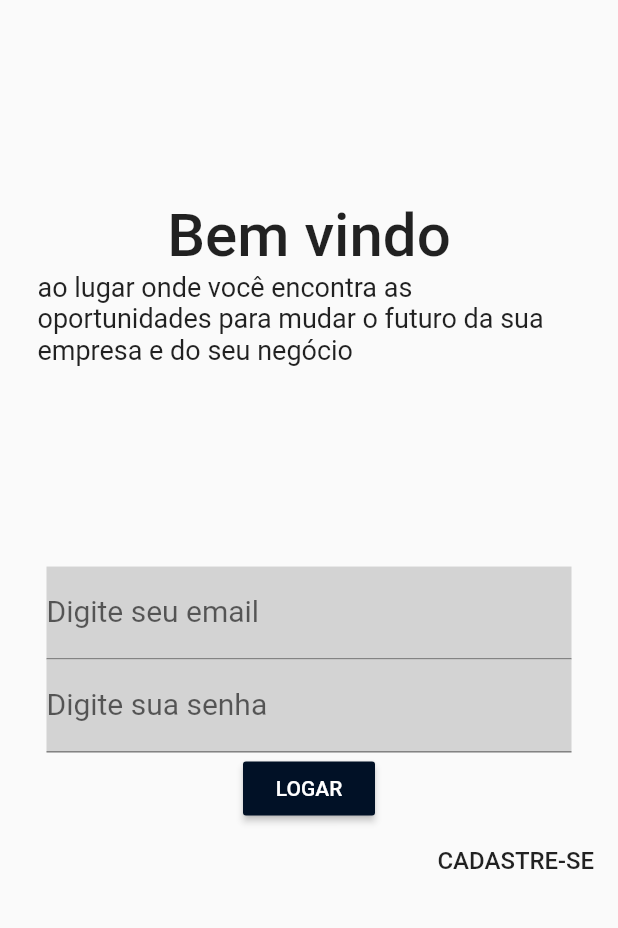
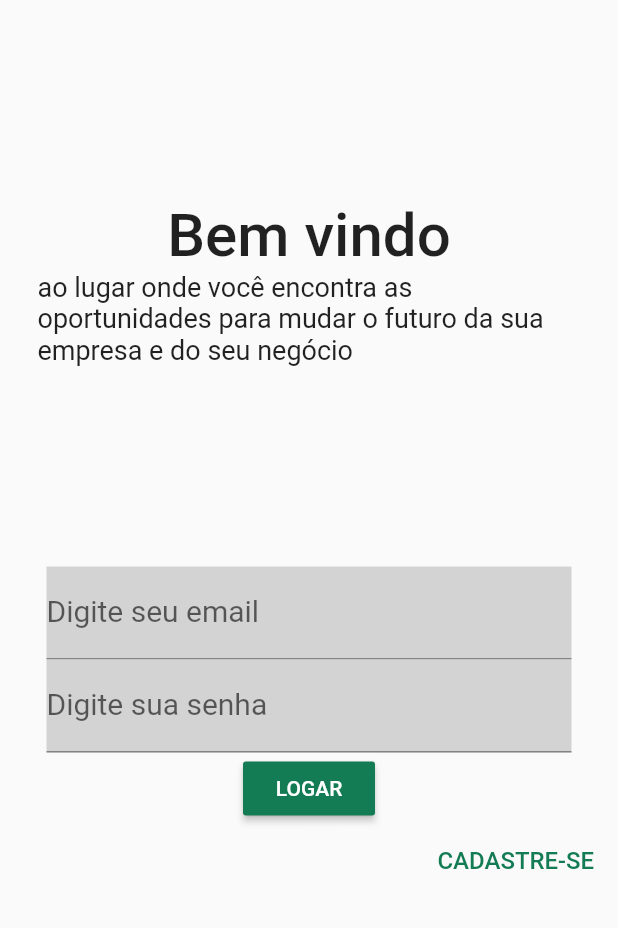
Before and after one commit to danhpaiva/project-stimulus-2020, a Flutter app: the screen it shows after launch, after a tap on "ENTRAR", on a phone screen of 412 x 824 dp, the part 239-1167 px from its top. Run offline on Flutter 3.47's test engine with Material 2 defaults, Android fonts, the phone set to English and light mode, and no system bars; our stand-ins replace youtube_player_flutter.

Commit message:
change color

```diff
--- a/project_stimulus/lib/login.page.dart
+++ b/project_stimulus/lib/login.page.dart
@@ -68,7 +68,7 @@ class _LoginPageState extends State<LoginPage> {
                         'LOGAR',
                         style: TextStyle(color: Colors.white),
                       ),
-                      color: Color(0xFF011126),
+                      color: Color(0xFF147c54),
                     ),
                   ),
                   Container(
@@ -82,7 +82,8 @@ class _LoginPageState extends State<LoginPage> {
                       },
                       child: Text(
                         'CADASTRE-SE',
-                        style: TextStyle(fontSize: 16),
+                        style:
+                            TextStyle(fontSize: 16, color: Color(0xFF147c54)),
                       ),
                     ),
                   )
--- a/project_stimulus/lib/main.dart
+++ b/project_stimulus/lib/main.dart
@@ -21,10 +21,11 @@ class _HomePageState extends State<HomePage> {
           mainAxisAlignment: MainAxisAlignment.spaceEvenly,
           children: <Widget>[
             Container(
-                margin: const EdgeInsets.only(top: 10),
+                width: 300.0,
+                margin: const EdgeInsets.only(top: 160),
                 child: Image.asset('assets/logo.png')),
             Container(
-              margin: const EdgeInsets.only(bottom: 100, top: 70),
+              margin: const EdgeInsets.only(top: 140),
               child: Row(
                 mainAxisAlignment: MainAxisAlignment.spaceEvenly,
                 children: <Widget>[
@@ -44,7 +45,7 @@ class _HomePageState extends State<HomePage> {
                         child: Text('ENTRAR',
                             style:
                                 TextStyle(color: Colors.white, fontSize: 20)),
-                        color: Color(0xFF011126),
+                        color: Color(0xFF147c54), //#147c54
                       )),
                   Container(
                       width: 150.0,
@@ -52,7 +53,7 @@ class _HomePageState extends State<HomePage> {
                       child: FlatButton(
                         shape: new RoundedRectangleBorder(
                             side: BorderSide(
-                              color: Color(0xFF011126),
+                              color: Color(0xFF147c54),
                               width: 2,
                               style: BorderStyle.solid,
                             ),
@@ -66,14 +67,14 @@ class _HomePageState extends State<HomePage> {
                         },
                         child: Text('CADASTRAR',
                             style: TextStyle(
-                                color: Color(0xFF011126), fontSize: 20)),
+                                color: Color(0xFF147c54), fontSize: 20)),
                       )),
                 ],
               ),
             ),
             Container(
                 margin:
-                    const EdgeInsets.only(left: 20.0, right: 20.0, top: 100),
+                    const EdgeInsets.only(left: 20.0, right: 20.0, top: 200),
                 child: Image.asset(
                   'assets/logo-estimulo.png',
                   width: 200,
--- a/project_stimulus/lib/menu.page.dart
+++ b/project_stimulus/lib/menu.page.dart
@@ -17,7 +17,7 @@ class _MenuPageState extends State<MenuPage> {
       home: Scaffold(
         key: scaffoldKey,
         appBar: AppBar(
-          backgroundColor: Color(0xFF011126),
+          backgroundColor: Color(0xFF147c54),
           title: Text('MENU PRINCIPAL'),
           actions: <Widget>[
             IconButton(
--- a/project_stimulus/lib/signup.page.dart
+++ b/project_stimulus/lib/signup.page.dart
@@ -80,7 +80,7 @@ class _SignUpPageState extends State<SignUpPage> {
                       MaterialPageRoute(builder: (context) => MenuPage()));
                 },
                 child: Text('CADASTRAR', style: TextStyle(color: Colors.white)),
-                color: Color(0xFF011126),
+                color: Color(0xFF147c54),
               ),
             ),
             Container(
@@ -94,7 +94,7 @@ class _SignUpPageState extends State<SignUpPage> {
                 },
                 child: Text(
                   'Entrar',
-                  style: TextStyle(fontSize: 16),
+                  style: TextStyle(fontSize: 16, color: Color(0xFF147c54)),
                 ),
               ),
             )
```
